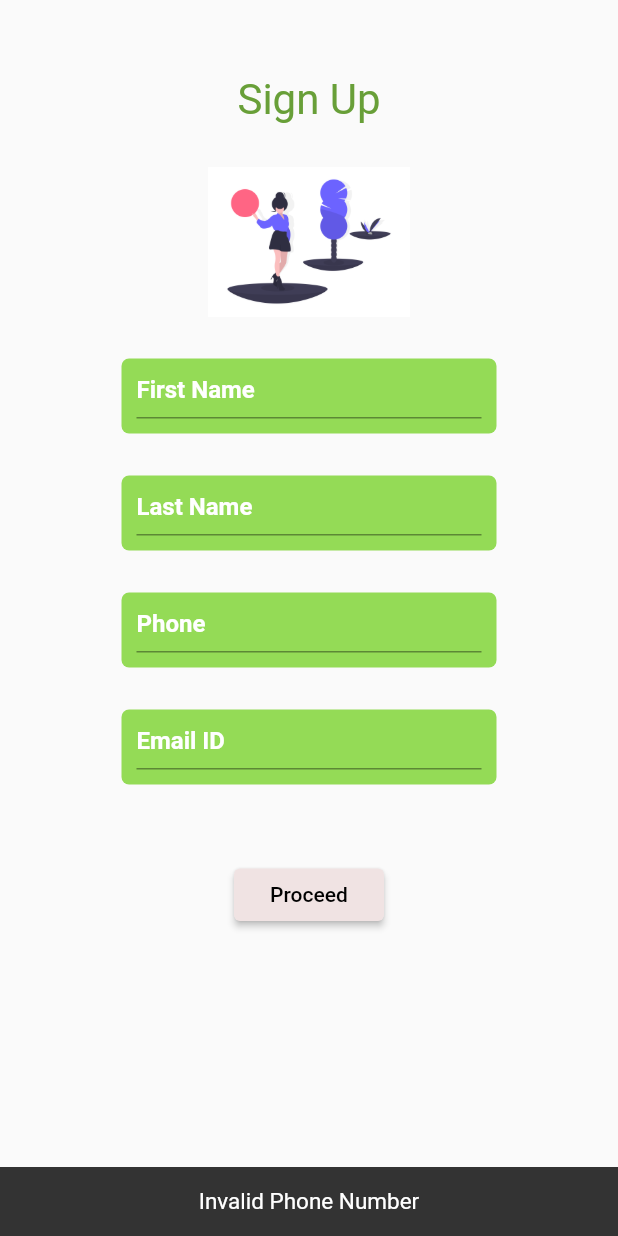
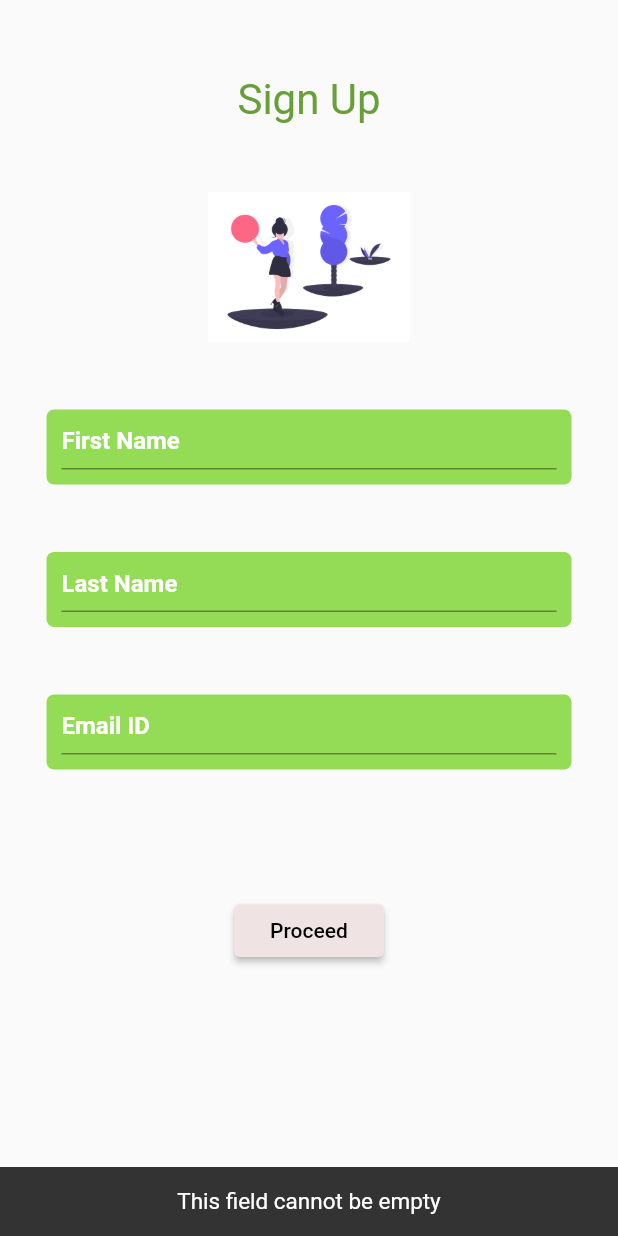
Before and after one commit to Neowise12/AyTo_RIDER, a Flutter app: the SignUp screen opened directly, after a tap on "Proceed", on a phone screen of 412 x 824 dp. Run offline on Flutter 3.47's test engine with Material 2 defaults, Android fonts, the phone set to English and light mode, and no system bars; our stand-ins replace firebase_auth, firebase_core, firebase_database, pinput; accounts and stored records are empty.

Commit message:
login,signup done

```diff
--- a/lib/LoginPages/signUp_page.dart
+++ b/lib/LoginPages/signUp_page.dart
@@ -4,11 +4,9 @@
 import 'package:firebase_auth/firebase_auth.dart';
 import 'package:firebase_database/firebase_database.dart';
 import 'package:flutter/material.dart';
+import 'package:rider/LoginPages/login_Page.dart';
 import 'package:rider/Utilites/brand_colors.dart';
-import 'package:rider/Utilites/progressdialog.dart';
-
-
-
+import 'package:rider/mainPage/mainpage.dart';
 
 class SignUp extends StatefulWidget {
   const SignUp({Key? key}) : super(key: key);
@@ -18,56 +16,67 @@ class SignUp extends StatefulWidget {
 }
 
 class _SignUpState extends State<SignUp> {
-  final GlobalKey<ScaffoldState> scaffoldkey= new GlobalKey<ScaffoldState>();
-  final FirebaseAuth _auth =FirebaseAuth.instance;
+  final GlobalKey<ScaffoldState> scaffoldkey = new GlobalKey<ScaffoldState>();
+  final FirebaseAuth _auth = FirebaseAuth.instance;
   var firstNameController = TextEditingController();
   var lastNameController = TextEditingController();
-  var phoneController = TextEditingController();
+
+  //var phoneController = TextEditingController();
   var emailController = TextEditingController();
-  void showSnackBar(String title){
-    final snackBar = SnackBar(content: Text(title, textAlign: TextAlign.center,style: TextStyle(
+
+  void showSnackBar(String title) {
+    final snackBar = SnackBar(
+        content: Text(
+      title,
+      textAlign: TextAlign.center,
+      style: TextStyle(
         fontSize: 15,
-    ),));
+      ),
+    ));
     ScaffoldMessenger.of(context).showSnackBar(snackBar);
   }
 
-  void registerUser() async{
-    showDialog(
-      barrierDismissible: false,
-      context: context,
-      builder: (BuildContext context) => ProgressDialog(status: 'Registering you...',),
-    );
-    //DatabaseReference dref = FirebaseDatabase.instance.ref().child("Riders/${user.id}")
+  void registerUser() async {
+    final User user = _auth.currentUser!;
+    final id = user.uid;
 
-
+    DatabaseReference dref =
+        FirebaseDatabase.instance.ref().child("rider/${user.uid}");
+    Map map = {
+      'FirstName': firstNameController.text,
+      'LastName': lastNameController.text,
+      'phoneNumber': user.phoneNumber,
+      'Email': emailController.text,
+    };
+    dref.set(map);
   }
-
 
   @override
   Widget build(BuildContext context) {
-
-
-    return  Scaffold(
+    return Scaffold(
       body: SingleChildScrollView(
         child: Column(
           children: [
             const SizedBox(
-              width: 350,
+              width: 50,
               height: 50,
             ),
             const Center(
-              child: Text("Sign Up",style: TextStyle(
-                  fontSize: 28,
-                  color: BrandColors.enterphonenumber
-              ),),
+              child: Text(
+                "Sign Up",
+                style: TextStyle(
+                    fontSize: 28, color: BrandColors.enterphonenumber),
+              ),
             ),
             EditTextMy.space,
-            Image.asset("assets/images/login1.png",
+            Image.asset(
+              "assets/images/login1.png",
               fit: BoxFit.cover,
-              height: 100,),
+              height: 100,
+            ),
             EditTextMy.space,
             Container(
-              width: 250,
+              width: 350,
               height: 50,
               decoration: BoxDecoration(
                 color: BrandColors.editText,
@@ -80,16 +89,13 @@ class _SignUpState extends State<SignUp> {
                   decoration: const InputDecoration(
                       hintText: "First Name",
                       hintStyle: TextStyle(
-                          color: Colors.white,
-                          fontWeight: FontWeight.w600
-                      )
-                  ),
+                          color: Colors.white, fontWeight: FontWeight.w600)),
                 ),
               ),
             ),
             EditTextMy.space,
             Container(
-              width: 250,
+              width: 350,
               height: 50,
               decoration: BoxDecoration(
                 color: BrandColors.editText,
@@ -102,38 +108,34 @@ class _SignUpState extends State<SignUp> {
                   decoration: const InputDecoration(
                       hintText: "Last Name",
                       hintStyle: TextStyle(
-                          color: Colors.white,
-                          fontWeight: FontWeight.w600
-                      )
-                  ),
+                          color: Colors.white, fontWeight: FontWeight.w600)),
                 ),
               ),
             ),
             EditTextMy.space,
+            // Container(
+            //   width: 250,
+            //   height: 50,
+            //   decoration: BoxDecoration(
+            //     color: BrandColors.editText,
+            //     borderRadius: BorderRadius.circular(5),
+            //   ),
+            //   child: Padding(
+            //       padding: const EdgeInsets.all(10),
+            //       child: TextFormField(
+            //         controller: phoneController,
+            //         decoration: const InputDecoration(
+            //             hintText: "Phone",
+            //             hintStyle: TextStyle(
+            //                 color: Colors.white,
+            //                 fontWeight: FontWeight.w600
+            //             )
+            //         ),
+            //       )
+            //   ),
+            // ),
             Container(
-              width: 250,
-              height: 50,
-              decoration: BoxDecoration(
-                color: BrandColors.editText,
-                borderRadius: BorderRadius.circular(5),
-              ),
-              child: Padding(
-                  padding: const EdgeInsets.all(10),
-                  child: TextFormField(
-                    controller: phoneController,
-                    decoration: const InputDecoration(
-                        hintText: "Phone",
-                        hintStyle: TextStyle(
-                            color: Colors.white,
-                            fontWeight: FontWeight.w600
-                        )
-                    ),
-                  )
-              ),
-            ),
-            EditTextMy.space,
-            Container(
-              width: 250,
+              width: 350,
               height: 50,
               decoration: BoxDecoration(
                 color: BrandColors.editText,
@@ -146,12 +148,8 @@ class _SignUpState extends State<SignUp> {
                     decoration: const InputDecoration(
                         hintText: "Email ID",
                         hintStyle: TextStyle(
-                            color: Colors.white,
-                            fontWeight: FontWeight.w600
-                        )
-                    ),
-                  )
-              ),
+                            color: Colors.white, fontWeight: FontWeight.w600)),
+                  )),
             ),
 
             EditTextMy.space,
@@ -160,47 +158,39 @@ class _SignUpState extends State<SignUp> {
                 width: 100,
                 height: 35,
                 child: ElevatedButton(
-                  onPressed: (){
-
-                    if(phoneController.text.length !=10){
-                      showSnackBar("Invalid Phone Number");
+                  onPressed: () {
+                    // if(phoneController.text.length !=10){
+                    //   showSnackBar("Invalid Phone Number");
+                    //   return;
+                    // }
+                    if (firstNameController.text.length == 0) {
+                      showSnackBar("This field cannot be empty");
                       return;
                     }
-                    if(firstNameController.text.length == 0){
-                      showSnackBar("This field cannot be empty");
-                      return;
-
-                    }
-                    if(!emailController.text.contains("@")){
+                    if (!emailController.text.contains("@")) {
                       showSnackBar("Invaild Email ID");
                       return;
+                    }
 
-                    }
+                    registerUser();
+                    Navigator.pushReplacement(context,
+                        MaterialPageRoute(builder: (context) => MainPage()));
                     //DatabaseReference dref =FirebaseDatabase.instance.ref().child("Rider");
                   },
-
                   child: Text("Proceed"),
                   style: ElevatedButton.styleFrom(
-          primary: BrandColors.button,
-          onPrimary: Colors.black
-
-
-      ),
+                      primary: BrandColors.button, onPrimary: Colors.black),
                 ))
           ],
         ),
-
-
-
       ),
     );
   }
+}
 
+class EditTextMy {
+  static const space = SizedBox(
+    width: 28,
+    height: 45,
+  );
 }
-class EditTextMy{
-  static const space = SizedBox(
-    width:28,
-    height: 28,
-  );
-
-}
--- a/lib/mainPage/mainpage.dart
+++ b/lib/mainPage/mainpage.dart
@@ -3,8 +3,8 @@ import 'package:flutter/material.dart';
 
 
 class MainPage extends StatefulWidget {
-  final User user;
-  const MainPage(this.user);
+  //final User user;
+  const MainPage();
 
   @override
   _MainPageState createState() => _MainPageState();
--- a/pubspec.yaml
+++ b/pubspec.yaml
@@ -30,6 +30,7 @@ dependencies:
   firebase_database: ^9.0.4
   firebase_core: ^1.10.6
   firebase_auth: ^3.3.4
+  flutter_secure_storage: ^5.0.2
   pinput: ^1.2.2
   flutter:
     sdk: flutter
```
Also changed, not shown: lib/LoginPages/login_Page.dart (+49 -10 lines), lib/main.dart (+15 -7 lines), pubspec.lock. Lines whose indentation alone changed are shown as unchanged.
